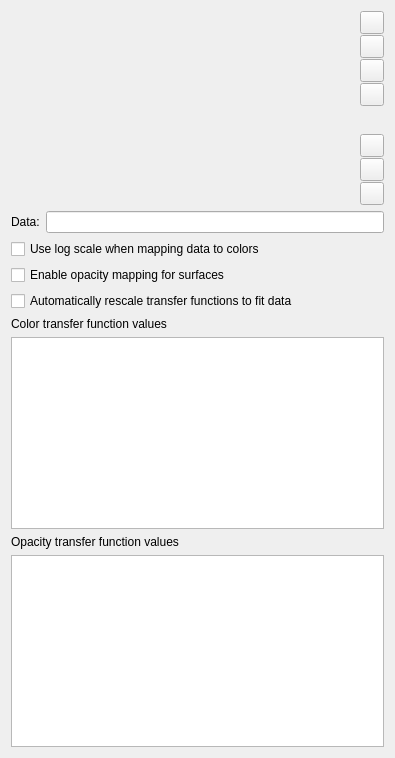
Qt form Qt/ApplicationComponents/Resources/UI/pqColorOpacityEditorWidget.ui (Kitware/ParaView) before a commit.
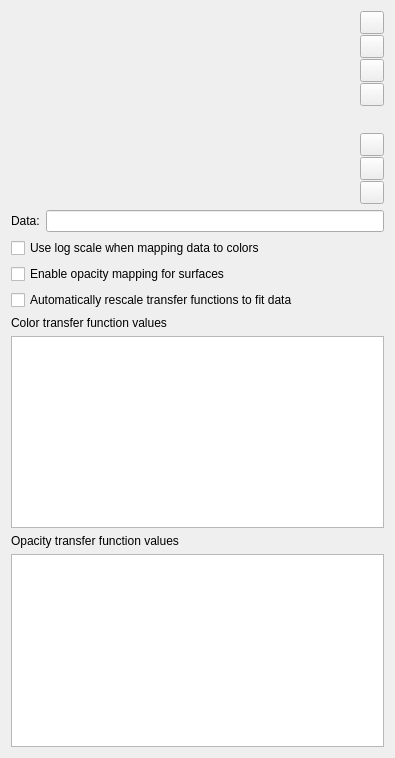
The same form after that commit. Icons and pictures are not drawn. Custom widgets are drawn as their Qt base class.

Commit message:
Added auto-sizing QTableView subclass.
Added a pqTableView which is a QTableView subclass that can resize its height
based on the number of rows in it in an attempt to avoid to adding scroll bar
for not too long a list of rows without always taking up space when there are
fewer items in the table.

```diff
--- a/Qt/ApplicationComponents/Resources/UI/pqColorOpacityEditorWidget.ui
+++ b/Qt/ApplicationComponents/Resources/UI/pqColorOpacityEditorWidget.ui
@@ -15,7 +15,7 @@
   </property>
   <layout class="QVBoxLayout" name="mainLayout">
    <property name="spacing">
-    <number>-1</number>
+    <number>6</number>
    </property>
    <item>
     <layout class="QHBoxLayout" name="horizontalLayout_2" stretch="1,0">
@@ -253,18 +253,6 @@
    </item>
    <item>
     <widget class="pqExpandableTableView" name="ColorTable">
-     <property name="sizePolicy">
-      <sizepolicy hsizetype="Expanding" vsizetype="Minimum">
-       <horstretch>0</horstretch>
-       <verstretch>0</verstretch>
-      </sizepolicy>
-     </property>
-     <property name="minimumSize">
-      <size>
-       <width>0</width>
-       <height>0</height>
-      </size>
-     </property>
      <property name="editTriggers">
       <set>QAbstractItemView::DoubleClicked</set>
      </property>
@@ -285,18 +273,6 @@
    </item>
    <item>
     <widget class="pqExpandableTableView" name="OpacityTable">
-     <property name="sizePolicy">
-      <sizepolicy hsizetype="Expanding" vsizetype="Minimum">
-       <horstretch>0</horstretch>
-       <verstretch>0</verstretch>
-      </sizepolicy>
-     </property>
-     <property name="minimumSize">
-      <size>
-       <width>0</width>
-       <height>0</height>
-      </size>
-     </property>
      <property name="editTriggers">
       <set>QAbstractItemView::DoubleClicked</set>
      </property>
@@ -311,6 +287,11 @@
   </layout>
  </widget>
  <customwidgets>
+  <customwidget>
+   <class>pqExpandableTableView</class>
+   <extends>QTableView</extends>
+   <header>pqExpandableTableView.h</header>
+  </customwidget>
   <customwidget>
    <class>pqTransferFunctionWidget</class>
    <extends>QWidget</extends>
@@ -322,11 +303,6 @@
    <extends>QLineEdit</extends>
    <header>pqLineEdit.h</header>
   </customwidget>
-  <customwidget>
-   <class>pqExpandableTableView</class>
-   <extends>QTableView</extends>
-   <header>pqExpandableTableView.h</header>
-  </customwidget>
  </customwidgets>
  <resources>
   <include location="../../../Components/Resources/pqComponents.qrc"/>
```
Left out of the diff: 6 changed lines with no effect on the pictures. The commit also changes 6 other files.
